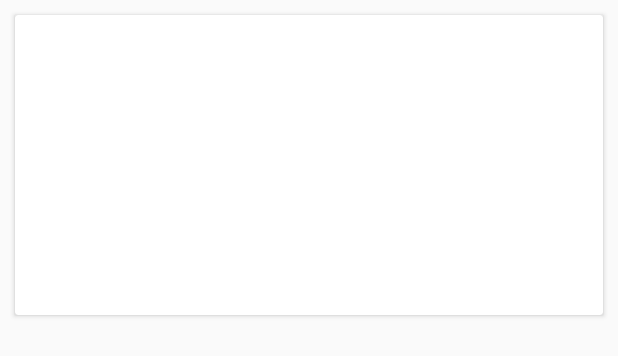
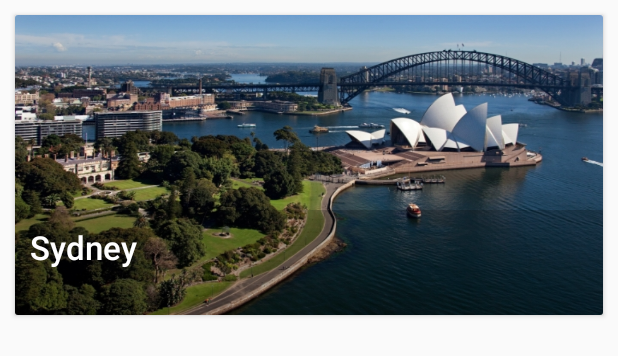
Before and after one commit to RawatH/RNTravels, an Android app: the layout package_row_item.xml on its own in the app's theme, with its tools: preview values and no code run, on a phone screen of 412 x 824 dp. Shown: the top 356 px of the screen. Run offline under Robolectric (Android 15) with nearby library versions, the phone set to English and light mode, and no system bars.

Commit message:
Dashbaord added

```diff
--- a/app/src/main/java/rn/travels/in/rntravels/ui/fragment/RegisterFragment.java
+++ b/app/src/main/java/rn/travels/in/rntravels/ui/fragment/RegisterFragment.java
@@ -51,6 +51,7 @@ public class RegisterFragment extends BaseFragment {
 
         switch (v.getId()) {
             case R.id.registerUser:
+                ((RootActivity) getActivity()).loadFragment(Appconst.FragmentId.DASHBOARD, null, null);
                 break;
 
             case R.id.cancelRegister:
--- a/app/src/main/res/layout/package_row_item.xml
+++ b/app/src/main/res/layout/package_row_item.xml
@@ -1,13 +1,31 @@
 <?xml version="1.0" encoding="utf-8"?>
-<android.support.v7.widget.CardView
-    xmlns:android="http://schemas.android.com/apk/res/android"
+<android.support.v7.widget.CardView xmlns:android="http://schemas.android.com/apk/res/android"
     android:layout_width="match_parent"
     android:layout_height="200dp"
     android:layout_margin="10dp"
     android:elevation="6dp"
-    android:background="@color/primary">
+    android:id="@+id/packageCard">
 
+    <LinearLayout
+        android:id="@+id/packageBanner"
+        android:layout_width="match_parent"
+        android:layout_height="match_parent"
+        android:background="@drawable/sydney"
+        android:layout_gravity="center"
+        android:orientation="horizontal"/>
 
+    <TextView
+        android:id="@+id/packageName"
+        android:layout_width="match_parent"
+        android:layout_height="70dp"
+        android:layout_gravity="bottom"
+        android:background="#33000000"
+        android:fontFamily="sans-serif-light"
+        android:text="Sydney "
+        android:textSize="22sp"
+        android:textStyle="bold"
+        android:padding="10dp"
+        android:textColor="@color/white"/>
 
 
 </android.support.v7.widget.CardView>
--- a/app/src/main/res/values/colors.xml
+++ b/app/src/main/res/values/colors.xml
@@ -9,5 +9,7 @@
     <color name="icons">#FFFFFF</color>
     <color name="divider">#BDBDBD</color>
 
+    <color name="white">#ffffff</color>
+
 
 </resources>
```
Also changed, not shown: app/src/main/java/rn/travels/in/rntravels/adapters/PackageListAdapter.java (added, +78 -0 lines), app/src/main/java/rn/travels/in/rntravels/adapters/PackagePagerAdapter.java (added, +82 -0 lines), app/src/main/java/rn/travels/in/rntravels/ui/fragment/DashboardFragment.java (+43 -0 lines), app/src/main/res/layout/fragment_dashboard.xml (+17 -3 lines), app/src/main/res/layout/pkg_display_layout.xml (added, +19 -0 lines), app/src/main/res/drawable/sydney.jpg (added).
